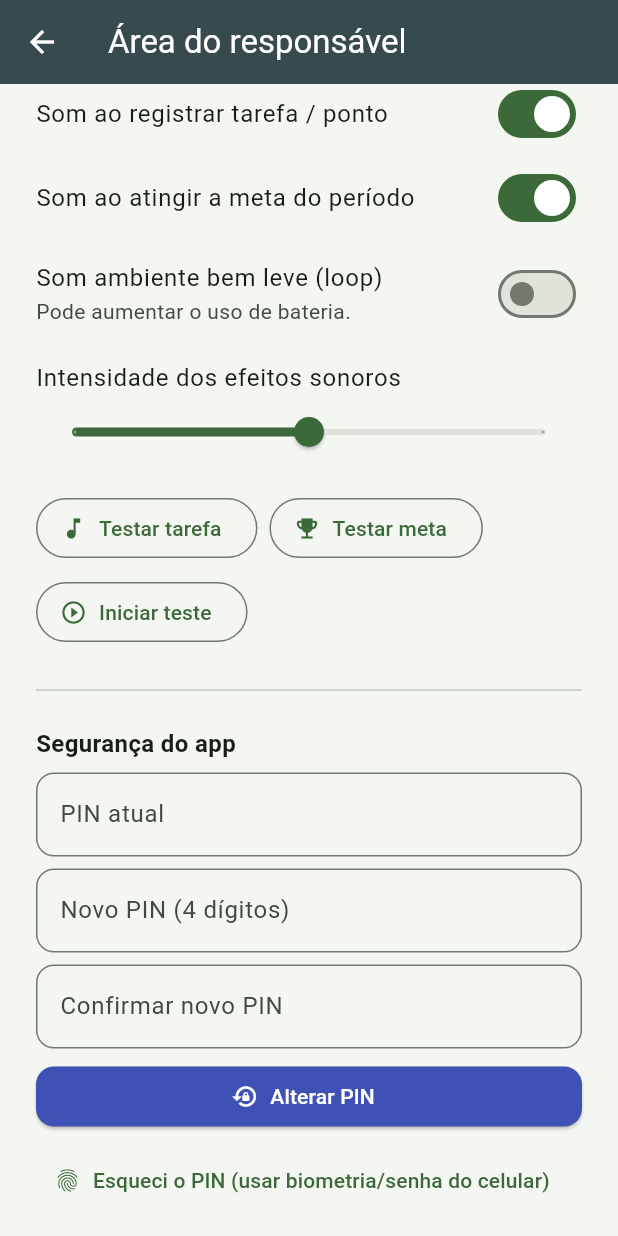
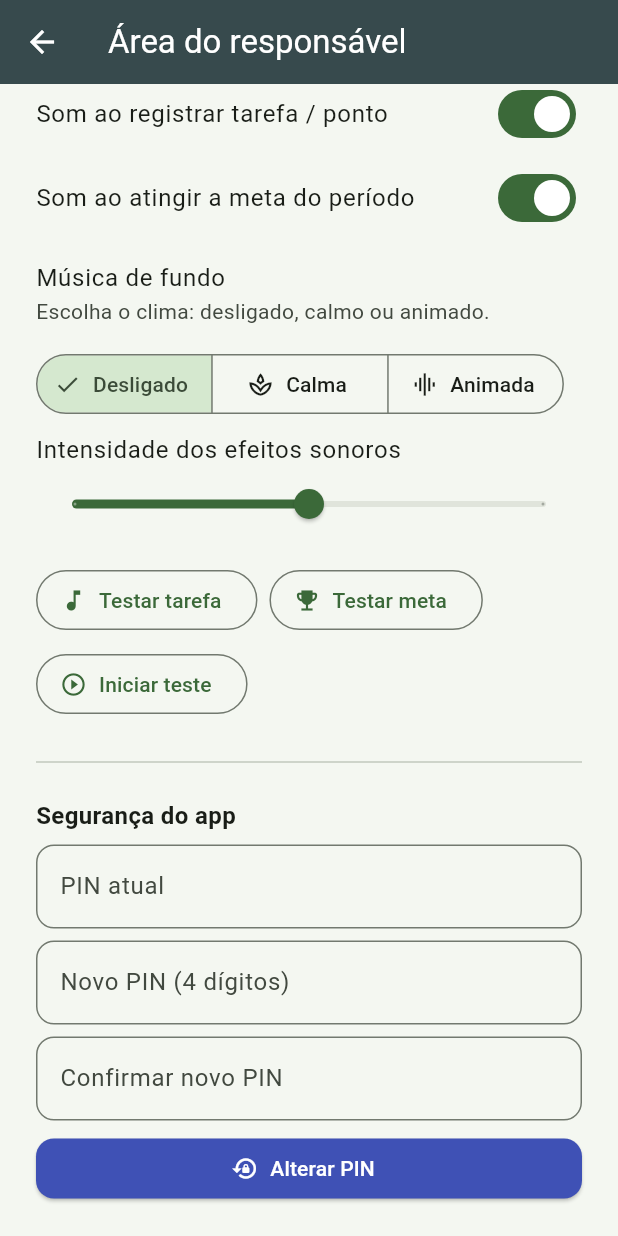
Before and after one commit to smartielo/arvore_da_harmonia, a Flutter app: the AreaMestrePage screen opened directly, scrolled down 576 dp, on a phone screen of 412 x 824 dp. Run offline on Flutter 3.47's test engine with Material 3 defaults, Android fonts, the phone set to English and light mode, and no system bars; our stand-ins replace audioplayers, local_auth, sensors_plus, shared_preferences, vibration; accounts and stored records are empty.

Commit message:
feat: implementação do fundo musical do app, implementação da função de ver progresso e filtros no histórico

```diff
--- a/lib/area_mestre_page.dart
+++ b/lib/area_mestre_page.dart
@@ -6,6 +6,10 @@ import 'models/week_models.dart';
 import 'services/app_sounds.dart';
 import 'services/device_auth_gate.dart';
 import 'tarefas_semana_page.dart';
+
+enum _AmbientTrackMode { off, calm, animated }
+
+enum _HistoryFilter { all, achieved, notAchieved, recent }
 
 class AreaMestrePage extends StatefulWidget {
   const AreaMestrePage({super.key});
@@ -28,8 +32,10 @@ class _AreaMestrePageState extends State<AreaMestrePage> {
   bool _soundTask = true;
   bool _soundCycle = true;
   bool _soundAmbient = false;
+  bool _soundAmbientAnimated = false;
   double _soundIntensity = 2;
   bool _isAmbientTesting = false;
+  _HistoryFilter _historyFilter = _HistoryFilter.recent;
   AppSnapshot? _snap;
   DateTime? _dataLimitePeriodo;
 
@@ -54,6 +60,7 @@ class _AreaMestrePageState extends State<AreaMestrePage> {
       _soundTask = snap.soundTaskEnabled;
       _soundCycle = snap.soundCycleEnabled;
       _soundAmbient = snap.soundAmbientEnabled;
+      _soundAmbientAnimated = snap.soundAmbientAnimated;
       _soundIntensity = snap.soundIntensity.toDouble();
       _dataLimitePeriodo = snap.periodoFim;
       _loading = false;
@@ -163,6 +170,7 @@ class _AreaMestrePageState extends State<AreaMestrePage> {
     await AppRepository.instance.saveSoundTaskEnabled(_soundTask);
     await AppRepository.instance.saveSoundCycleEnabled(_soundCycle);
     await AppRepository.instance.saveSoundAmbientEnabled(_soundAmbient);
+    await AppRepository.instance.saveSoundAmbientAnimated(_soundAmbientAnimated);
     await AppRepository.instance.saveSoundIntensity(_soundIntensity.round().clamp(1, 3));
     await AppRepository.instance.savePeriodoFim(_dataLimitePeriodo);
     await AppSounds.refreshAmbientFromSettings();
@@ -191,9 +199,31 @@ class _AreaMestrePageState extends State<AreaMestrePage> {
       setState(() => _isAmbientTesting = false);
       return;
     }
-    await AppSounds.startAmbientTest(settingsEnabled: _soundAmbient);
+    await AppSounds.startAmbientTest(
+      settingsEnabled: _soundAmbient,
+      animated: _soundAmbientAnimated,
+    );
     if (!mounted) return;
     setState(() => _isAmbientTesting = true);
+  }
+
+  _AmbientTrackMode get _ambientTrackMode {
+    if (!_soundAmbient) return _AmbientTrackMode.off;
+    return _soundAmbientAnimated ? _AmbientTrackMode.animated : _AmbientTrackMode.calm;
+  }
+
+  Future<void> _setAmbientTrackMode(_AmbientTrackMode mode) async {
+    if (_isAmbientTesting) {
+      await AppSounds.stopAmbientTest(settingsEnabled: _soundAmbient);
+    }
+    setState(() {
+      _soundAmbient = mode != _AmbientTrackMode.off;
+      _soundAmbientAnimated = mode == _AmbientTrackMode.animated;
+      _isAmbientTesting = false;
+    });
+    await AppRepository.instance.saveSoundAmbientEnabled(_soundAmbient);
+    await AppRepository.instance.saveSoundAmbientAnimated(_soundAmbientAnimated);
+    await AppSounds.refreshAmbientFromSettings();
   }
 
   void _encerrarSemana() {
@@ -259,6 +289,13 @@ class _AreaMestrePageState extends State<AreaMestrePage> {
     final snap = _snap!;
     final somaT = snap.somaPontosTarefas;
     final okTarefas = snap.tarefasBatemMeta;
+    final historicoBase = snap.historico.reversed.toList();
+    final historicoFiltrado = switch (_historyFilter) {
+      _HistoryFilter.all => historicoBase,
+      _HistoryFilter.achieved => historicoBase.where((h) => h.metaCumprida).toList(),
+      _HistoryFilter.notAchieved => historicoBase.where((h) => !h.metaCumprida).toList(),
+      _HistoryFilter.recent => historicoBase.take(10).toList(),
+    };
 
     return Scaffold(
       backgroundColor: const Color(0xFFF4F7F1),
@@ -398,20 +435,33 @@ class _AreaMestrePageState extends State<AreaMestrePage> {
                 await AppRepository.instance.saveSoundCycleEnabled(v);
               },
             ),
-            SwitchListTile(
+            ListTile(
               contentPadding: EdgeInsets.zero,
-              title: const Text('Som ambiente bem leve (loop)'),
-              subtitle: const Text('Pode aumentar o uso de bateria.'),
-              value: _soundAmbient,
-              onChanged: (v) async {
-                if (_isAmbientTesting) {
-                  await AppSounds.stopAmbientTest(settingsEnabled: _soundAmbient);
-                }
-                setState(() => _soundAmbient = v);
-                await AppRepository.instance.saveSoundAmbientEnabled(v);
-                await AppSounds.refreshAmbientFromSettings();
-                if (!mounted) return;
-                setState(() => _isAmbientTesting = false);
+              title: const Text('Música de fundo'),
+              subtitle: const Text('Escolha o clima: desligado, calmo ou animado.'),
+            ),
+            SegmentedButton<_AmbientTrackMode>(
+              segments: const [
+                ButtonSegment<_AmbientTrackMode>(
+                  value: _AmbientTrackMode.off,
+                  label: Text('Desligado'),
+                  icon: Icon(Icons.volume_off_outlined),
+                ),
+                ButtonSegment<_AmbientTrackMode>(
+                  value: _AmbientTrackMode.calm,
+                  label: Text('Calma'),
+                  icon: Icon(Icons.spa_outlined),
+                ),
+                ButtonSegment<_AmbientTrackMode>(
+                  value: _AmbientTrackMode.animated,
+                  label: Text('Animada'),
+                  icon: Icon(Icons.graphic_eq),
+                ),
+              ],
+              selected: {_ambientTrackMode},
+              onSelectionChanged: (selection) async {
+                final mode = selection.first;
+                await _setAmbientTrackMode(mode);
               },
             ),
             ListTile(
@@ -582,19 +632,46 @@ class _AreaMestrePageState extends State<AreaMestrePage> {
               'Registrado ao encerrar a semana (limpar a árvore).',
               style: TextStyle(fontSize: 13, color: Colors.grey[700]),
             ),
+            const SizedBox(height: 8),
+            Wrap(
+              spacing: 8,
+              runSpacing: 8,
+              children: [
+                ChoiceChip(
+                  label: const Text('Últimos 10'),
+                  selected: _historyFilter == _HistoryFilter.recent,
+                  onSelected: (_) => setState(() => _historyFilter = _HistoryFilter.recent),
+                ),
+                ChoiceChip(
+                  label: const Text('Todos'),
+                  selected: _historyFilter == _HistoryFilter.all,
+                  onSelected: (_) => setState(() => _historyFilter = _HistoryFilter.all),
+                ),
+                ChoiceChip(
+                  label: const Text('Meta cumprida'),
+                  selected: _historyFilter == _HistoryFilter.achieved,
+                  onSelected: (_) => setState(() => _historyFilter = _HistoryFilter.achieved),
+                ),
+                ChoiceChip(
+                  label: const Text('Meta não cumprida'),
+                  selected: _historyFilter == _HistoryFilter.notAchieved,
+                  onSelected: (_) => setState(() => _historyFilter = _HistoryFilter.notAchieved),
+                ),
+              ],
+            ),
             const SizedBox(height: 12),
-            if (snap.historico.isEmpty)
+            if (historicoFiltrado.isEmpty)
               Padding(
                 padding: const EdgeInsets.symmetric(vertical: 24),
                 child: Center(
                   child: Text(
-                    'Ainda não há registros.',
+                    'Nenhum item para esse filtro.',
                     style: TextStyle(color: Colors.grey[600]),
                   ),
                 ),
               )
             else
-              ...snap.historico.reversed.map((h) => _HistoricoCard(item: h)),
+              ...historicoFiltrado.map((h) => _HistoricoCard(item: h)),
             const SizedBox(height: 28),
             const Divider(),
             const SizedBox(height: 16),
--- a/lib/data/app_repository.dart
+++ b/lib/data/app_repository.dart
@@ -16,6 +16,7 @@ class AppSnapshot {
   bool soundTaskEnabled;
   bool soundCycleEnabled;
   bool soundAmbientEnabled;
+  bool soundAmbientAnimated;
   /// 1 = suave, 2 = equilibrado, 3 = vivo
   int soundIntensity;
   List<TarefaSemana> tarefas;
@@ -35,6 +36,7 @@ class AppSnapshot {
     required this.soundTaskEnabled,
     required this.soundCycleEnabled,
     required this.soundAmbientEnabled,
+    required this.soundAmbientAnimated,
     required this.soundIntensity,
     required this.tarefas,
     required this.tarefasConcluidasIds,
@@ -62,6 +64,7 @@ class AppRepository {
   static const _kSoundTask = 'sound_task';
   static const _kSoundCycle = 'sound_cycle';
   static const _kSoundAmbient = 'sound_ambient';
+  static const _kSoundAmbientAnimated = 'sound_ambient_animated';
   static const _kSoundIntensity = 'sound_intensity';
   static const _kTarefas = 'tarefas_json';
   static const _kConcluidas = 'tarefas_concluidas_json';
@@ -82,6 +85,7 @@ class AppRepository {
     final st = p.getBool(_kSoundTask) ?? true;
     final sc = p.getBool(_kSoundCycle) ?? true;
     final sa = p.getBool(_kSoundAmbient) ?? false;
+    final saa = p.getBool(_kSoundAmbientAnimated) ?? false;
     final si = (p.getInt(_kSoundIntensity) ?? 2).clamp(1, 3);
     final inicioStr = p.getString(_kPeriodoInicio);
     final DateTime? inicio = inicioStr != null ? DateTime.tryParse(inicioStr) : null;
@@ -120,6 +124,7 @@ class AppRepository {
       soundTaskEnabled: st,
       soundCycleEnabled: sc,
       soundAmbientEnabled: sa,
+      soundAmbientAnimated: saa,
       soundIntensity: si,
       tarefas: tarefas,
       tarefasConcluidasIds: concluidas,
@@ -172,6 +177,10 @@ class AppRepository {
 
   Future<void> saveSoundAmbientEnabled(bool v) async {
     await _write((p) => p.setBool(_kSoundAmbient, v));
+  }
+
+  Future<void> saveSoundAmbientAnimated(bool v) async {
+    await _write((p) => p.setBool(_kSoundAmbientAnimated, v));
   }
 
   Future<void> saveSoundIntensity(int v) async {
--- a/lib/services/app_sounds.dart
+++ b/lib/services/app_sounds.dart
@@ -15,6 +15,7 @@ class AppSounds {
   static bool _ambientPlaying = false;
   static bool _ambientTemporary = false;
   static bool _ambientTestActive = false;
+  static bool _ambientCurrentAnimated = false;
 
   static bool get isAmbientTestActive => _ambientTestActive;
 
@@ -170,14 +171,22 @@ class AppSounds {
     if (kIsWeb) return;
     final s = await AppRepository.instance.load();
     if (!s.soundAmbientEnabled) return;
-    if (_ambientPlaying && !_ambientTemporary) return;
+    if (_ambientPlaying && !_ambientTemporary && _ambientCurrentAnimated == s.soundAmbientAnimated) {
+      return;
+    }
     if (_ambientPlaying && _ambientTemporary) {
       await stopAmbient();
     }
-    await _startAmbient(temporary: false);
+    if (_ambientPlaying && !_ambientTemporary) {
+      await stopAmbient();
+    }
+    await _startAmbient(temporary: false, animated: s.soundAmbientAnimated);
   }
 
-  static Future<void> _startAmbient({required bool temporary}) async {
+  static Future<void> _startAmbient({
+    required bool temporary,
+    required bool animated,
+  }) async {
     await _ensurePlayersConfigured();
     try {
       await _ambient.setReleaseMode(ReleaseMode.loop);
@@ -186,13 +195,16 @@ class AppSounds {
       try {
         await _ambient.seek(Duration.zero);
       } on Object catch (_) {}
-      await _ambient.play(AssetSource('sounds/fundo.wav'));
+      final asset = animated ? 'sounds/fundo_animado.m4a' : 'sounds/fundo.wav';
+      await _ambient.play(AssetSource(asset));
       _ambientPlaying = true;
       _ambientTemporary = temporary;
-      _log('Ambient iniciado state=${_stateOf(_ambient)} temporary=$temporary');
+      _ambientCurrentAnimated = animated;
+      _log('Ambient iniciado state=${_stateOf(_ambient)} temporary=$temporary animated=$animated');
     } on Object catch (e) {
       _ambientPlaying = false;
       _ambientTemporary = false;
+      _ambientCurrentAnimated = false;
       _log('Falha ao iniciar som ambiente: $e');
     }
   }
@@ -206,17 +218,21 @@ class AppSounds {
     }
     _ambientPlaying = false;
     _ambientTemporary = false;
+    _ambientCurrentAnimated = false;
     _log('Ambient parado state=${_stateOf(_ambient)}');
   }
 
-  static Future<void> startAmbientTest({required bool settingsEnabled}) async {
+  static Future<void> startAmbientTest({
+    required bool settingsEnabled,
+    required bool animated,
+  }) async {
     if (kIsWeb) return;
     _ambientTestActive = true;
     final temporary = !settingsEnabled;
     if (_ambientPlaying) {
       await stopAmbient();
     }
-    await _startAmbient(temporary: temporary);
+    await _startAmbient(temporary: temporary, animated: animated);
   }
 
   static Future<void> stopAmbientTest({required bool settingsEnabled}) async {
--- a/pubspec.yaml
+++ b/pubspec.yaml
@@ -72,9 +72,11 @@ flutter:
     - assets/images/noite.png
     - assets/images/logo_cc.jpg
     - assets/images/logo_extensao.jpg
+    - assets/images/maca-dourada.png
     - assets/sounds/tarefa.wav
     - assets/sounds/ciclo.wav
     - assets/sounds/fundo.wav
+    - assets/sounds/fundo_animado.m4a
   # An image asset can refer to one or more resolution-specific "variants", see
   # https://flutter.dev/to/resolution-aware-images
 
```
Also changed, not shown: lib/main.dart (+108 -135 lines), assets/images/maca-dourada.png (added), 1 other file.
